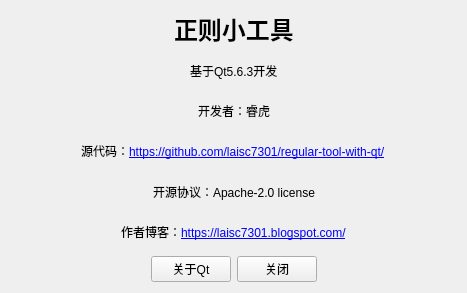
The window that about.ui (laisc7301/regular-tool) describes before a commit, drawn with Qt 5.
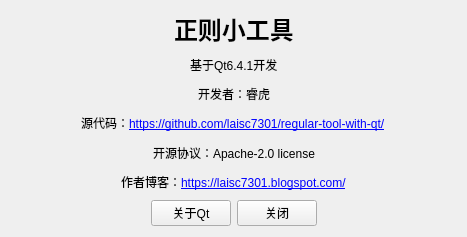
The same window after the commit.

Diff of the .ui file:
```diff
--- a/about.ui
+++ b/about.ui
@@ -7,7 +7,7 @@
     <x>0</x>
     <y>0</y>
     <width>467</width>
-    <height>293</height>
+    <height>237</height>
    </rect>
   </property>
   <property name="windowTitle">
@@ -76,7 +76,7 @@
      <item>
       <widget class="QLabel" name="label_2">
        <property name="text">
-        <string>基于Qt5.6.3开发</string>
+        <string>基于Qt6.4.1开发</string>
        </property>
       </widget>
      </item>
```
